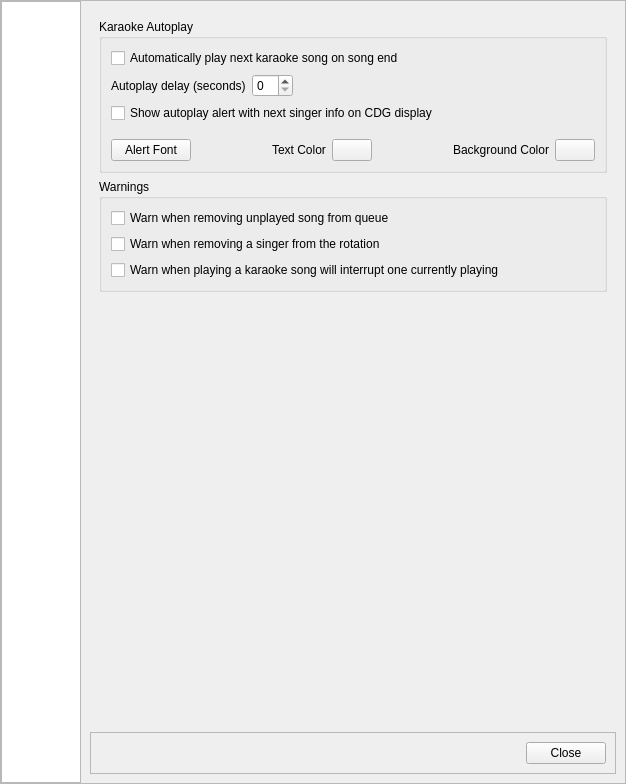
First picture: the form in OpenKJ/dlgsettings.ui, repository OpenKJ/OpenKJ, before the edit.
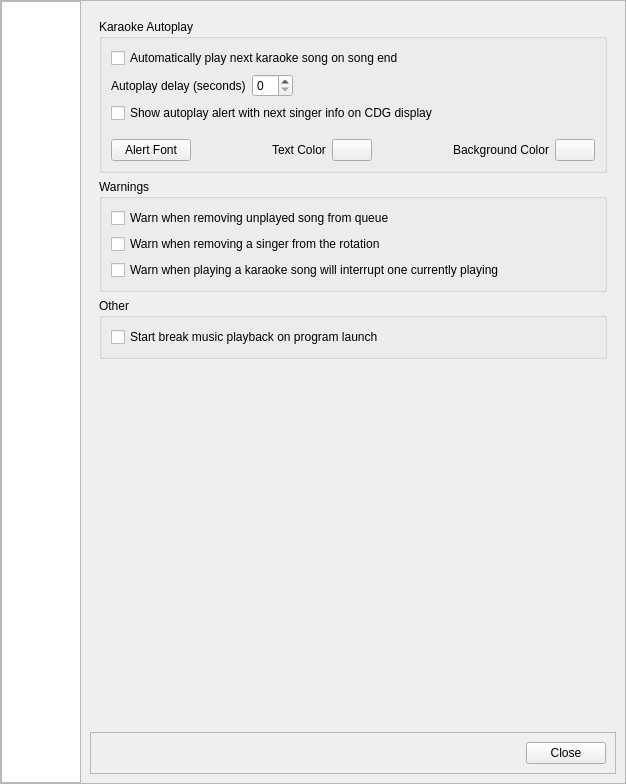
Second picture: the form after the edit. Icons and pictures are not drawn.

Commit message: Add feature to start break music on program launch.  Github issue #25

```diff
--- a/OpenKJ/dlgsettings.ui
+++ b/OpenKJ/dlgsettings.ui
@@ -1023,6 +1023,22 @@
               </layout>
              </widget>
             </item>
+            <item>
+             <widget class="QGroupBox" name="groupBox_3">
+              <property name="title">
+               <string>Other</string>
+              </property>
+              <layout class="QVBoxLayout" name="verticalLayout_18">
+               <item>
+                <widget class="QCheckBox" name="cbxBmAutostart">
+                 <property name="text">
+                  <string>Start break music playback on program launch</string>
+                 </property>
+                </widget>
+               </item>
+              </layout>
+             </widget>
+            </item>
             <item>
              <spacer name="verticalSpacer_2">
               <property name="orientation">
```
The commit also changes 7 other files.
